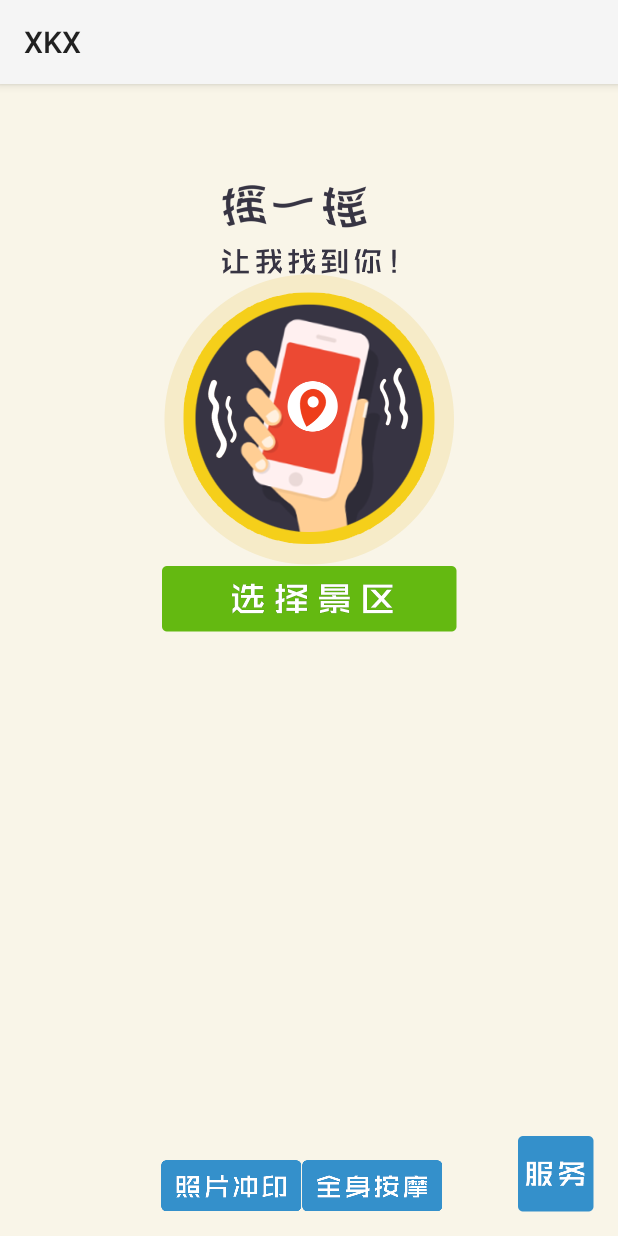
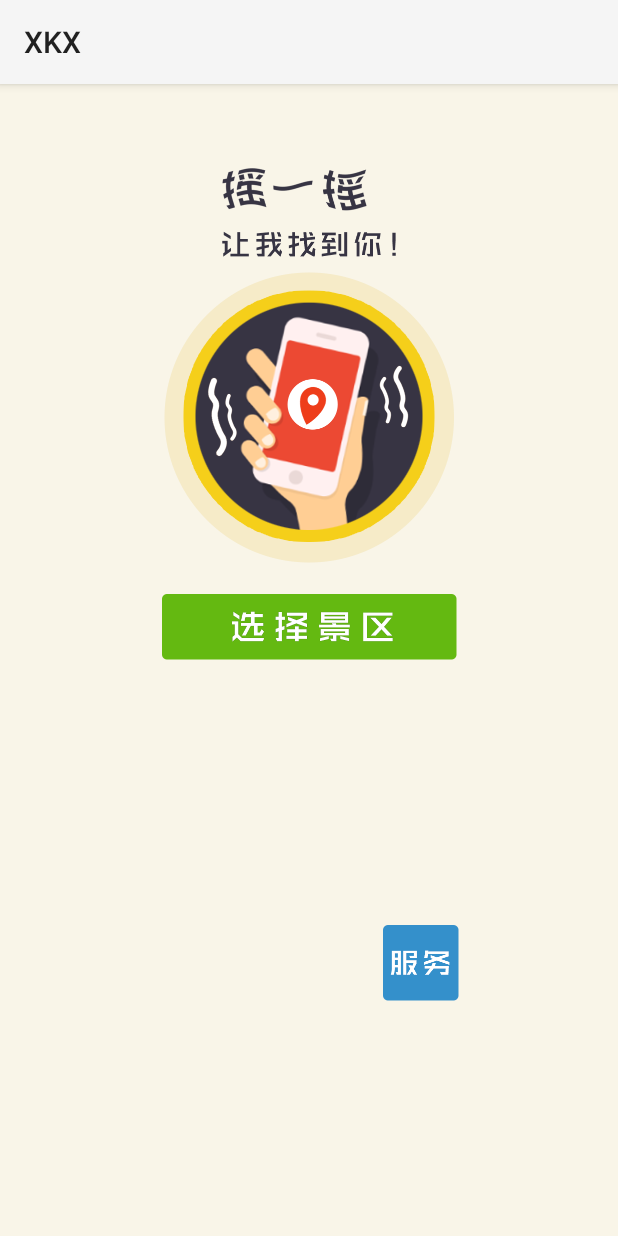
Before and after one commit to yuhuazhu/XKX, an Android app: the screen it shows after launch (MainActivity), on a phone screen of 412 x 824 dp. Run offline under Robolectric (Android 15) with nearby library versions, the light colour scheme and no system bars.

Commit message:
首页界面标准版

```diff
--- a/app/src/main/res/layout/activity_main.xml
+++ b/app/src/main/res/layout/activity_main.xml
@@ -13,7 +13,7 @@
         android:layout_width="wrap_content"
         android:layout_height="wrap_content"
         android:id="@+id/img_shakeshake"
-        android:layout_marginTop="51dp"
+        android:layout_marginTop="40dp"
         android:src="@mipmap/img_shakeshake"
         android:layout_alignParentTop="true"
         android:layout_centerHorizontal="true" />
@@ -24,7 +24,8 @@
         android:id="@+id/img_shake"
         android:src="@mipmap/img_shake"
         android:layout_below="@+id/img_shakeshake"
-        android:layout_centerHorizontal="true" />
+        android:layout_centerHorizontal="true"
+        android:layout_marginTop="10dp" />
 
     <ImageButton
         android:layout_width="wrap_content"
@@ -32,37 +33,57 @@
         android:id="@+id/imgBtn_select_scenic"
         android:layout_below="@+id/img_shake"
         android:layout_centerHorizontal="true"
-        android:background="@mipmap/img_select_scenic" />
-
-    <ImageButton
-        android:layout_width="wrap_content"
-        android:layout_height="wrap_content"
-        android:id="@+id/imgBtn_service"
-        android:layout_alignParentBottom="true"
-        android:layout_alignParentRight="true"
-        android:layout_alignParentEnd="true"
-        android:background="@mipmap/img_service" />
+        android:background="@mipmap/img_select_scenic"
+        android:layout_marginTop="20dp" />
 
     <LinearLayout
         android:orientation="horizontal"
         android:layout_width="match_parent"
         android:layout_height="match_parent"
-        android:layout_alignBottom="@+id/imgBtn_service"
-        android:layout_alignLeft="@+id/imgBtn_select_scenic"
-        android:layout_alignStart="@+id/imgBtn_select_scenic">
+        android:layout_below="@+id/imgBtn_select_scenic"
+        android:gravity="center_vertical"
+        android:layout_alignParentLeft="false"
+        android:paddingTop="36dp">
+
+        <LinearLayout
+            android:orientation="horizontal"
+            android:layout_width="wrap_content"
+            android:layout_height="match_parent"
+            android:layout_alignBottom="@+id/imgBtn_service"
+            android:layout_alignLeft="@+id/imgBtn_select_scenic"
+            android:layout_alignStart="@+id/imgBtn_select_scenic"
+            android:layout_toLeftOf="@+id/imgBtn_service"
+            android:layout_toStartOf="@+id/imgBtn_service"
+            android:layout_alignTop="@+id/imgBtn_service"
+            android:gravity="center_vertical"
+            android:layout_marginLeft="30dp">
+
+            <ImageButton
+                android:layout_width="wrap_content"
+                android:layout_height="wrap_content"
+                android:id="@+id/imgBtn_photo"
+                android:background="@mipmap/img_photo"
+                android:visibility="invisible" />
+
+            <ImageButton
+                android:layout_width="wrap_content"
+                android:layout_height="wrap_content"
+                android:id="@+id/imgBtn_massage"
+                android:background="@mipmap/img_massage"
+                android:visibility="invisible"
+                android:layout_marginLeft="5dp" />
+
+        </LinearLayout>
 
         <ImageButton
             android:layout_width="wrap_content"
             android:layout_height="wrap_content"
-            android:id="@+id/imgBtn_photo"
-            android:layout_gravity="bottom"
-            android:background="@mipmap/img_photo" />
+            android:id="@+id/imgBtn_service"
+            android:layout_alignParentBottom="true"
+            android:layout_alignParentRight="true"
+            android:layout_alignParentEnd="true"
+            android:background="@mipmap/img_service"
+            android:layout_marginLeft="15dp" />
+    </LinearLayout>
 
-        <ImageButton
-            android:layout_width="wrap_content"
-            android:layout_height="wrap_content"
-            android:id="@+id/imgBtn_massage"
-            android:layout_gravity="bottom"
-            android:background="@mipmap/img_massage" />
-    </LinearLayout>
 </RelativeLayout>
```
